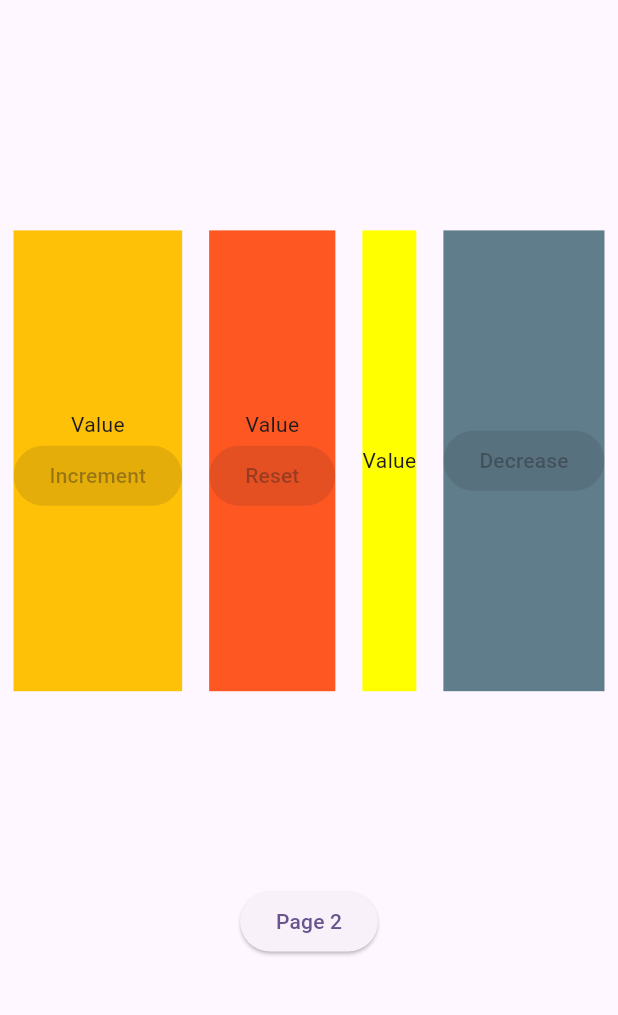
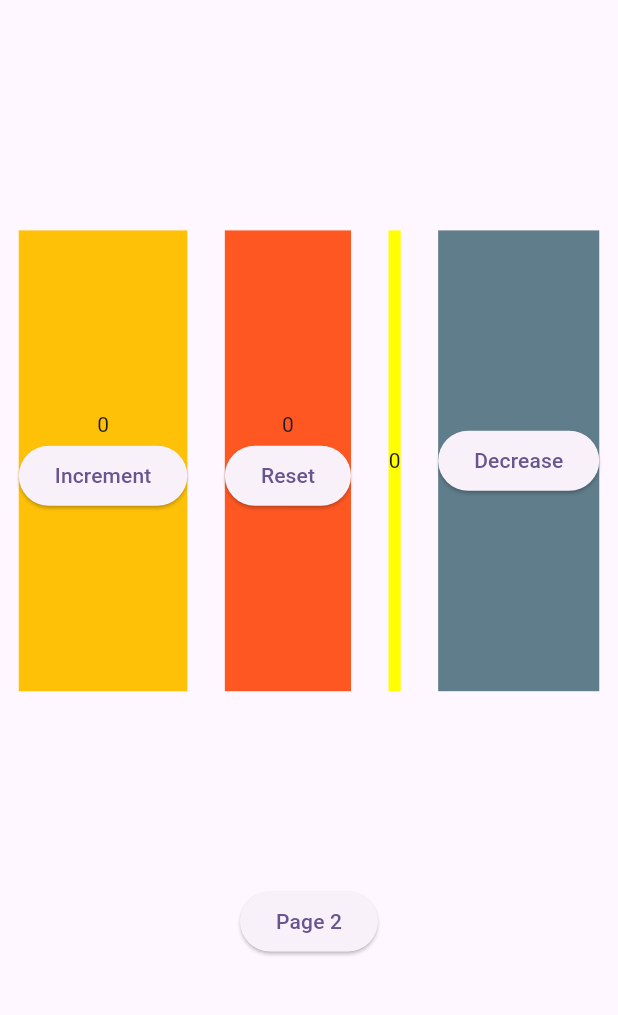
Before and after one commit to JoseVRueda/Provider-GetX, a Flutter app: the screen it shows after launch, on a phone screen of 412 x 824 dp, the part 84-1099 px from its top. Run offline on Flutter 3.47's test engine with Material 3 defaults, Android fonts, the phone set to English and light mode, and no system bars; our stand-ins replace get.

Commit message:
Activity completed

```diff
--- a/lib/main.dart
+++ b/lib/main.dart
@@ -1,8 +1,10 @@
+import 'package:f_getxstate_demo/ui/providers/count_provider.dart';
 import 'package:flutter/material.dart';
+import 'package:provider/provider.dart';
 import 'ui/pages/main_page.dart';
 
 void main() {
-  runApp(const MyApp());
+  runApp(ChangeNotifierProvider(create: (_) => CountProvider(), child: const MyApp()));
 }
 
 class MyApp extends StatelessWidget {
--- /dev/null
+++ b/lib/ui/providers/count_provider.dart
@@ -0,0 +1,22 @@
+import 'package:flutter/material.dart';
+
+class CountProvider extends ChangeNotifier {
+  int _value = 0;
+
+  int get value => _value;
+
+  void increment() {
+    _value++;
+    notifyListeners();
+  }
+
+  void reset() {
+    _value = 0;
+    notifyListeners();
+  }
+
+  void decrease() {
+    _value--;
+    notifyListeners();
+  }
+}
--- a/lib/ui/widgets/w1.dart
+++ b/lib/ui/widgets/w1.dart
@@ -1,4 +1,6 @@
+import 'package:f_getxstate_demo/ui/providers/count_provider.dart';
 import 'package:flutter/material.dart';
+import 'package:provider/provider.dart';
 
 class W1 extends StatelessWidget {
   const W1({super.key});
@@ -7,11 +9,19 @@ class W1 extends StatelessWidget {
   Widget build(BuildContext context) {
     return Container(
       color: Colors.amber,
-      child: const Column(
+      child: Column(
         mainAxisAlignment: MainAxisAlignment.center,
         children: [
-          Text('Value'),
-          ElevatedButton(onPressed: null, child: Text('Increment'))
+          Consumer<CountProvider>(
+            builder: (context, value, child) {
+              return Text(value.value.toString());
+            },
+          ),
+          ElevatedButton(
+            onPressed: () {
+              Provider.of<CountProvider>(context, listen: false).increment();
+            }, child: Text('Increment')
+          ),
         ],
       ),
     );
--- a/lib/ui/widgets/w2.dart
+++ b/lib/ui/widgets/w2.dart
@@ -1,4 +1,6 @@
+import 'package:f_getxstate_demo/ui/providers/count_provider.dart';
 import 'package:flutter/material.dart';
+import 'package:provider/provider.dart';
 
 class W2 extends StatelessWidget {
   const W2({super.key});
@@ -7,11 +9,19 @@ class W2 extends StatelessWidget {
   Widget build(BuildContext context) {
     return Container(
       color: Colors.deepOrange,
-      child: const Column(
+      child: Column(
         mainAxisAlignment: MainAxisAlignment.center,
         children: [
-          Text('Value'),
-          ElevatedButton(onPressed: null, child: Text('Reset'))
+          Consumer<CountProvider>(
+            builder: (context, value, child) {
+              return Text(value.value.toString());
+            },
+          ),
+          ElevatedButton(
+            onPressed: () {
+              Provider.of<CountProvider>(context, listen: false).reset();
+            }, child: Text('Reset')
+          ),
         ],
       ),
     );
--- a/lib/ui/widgets/w3.dart
+++ b/lib/ui/widgets/w3.dart
@@ -1,4 +1,6 @@
+import 'package:f_getxstate_demo/ui/providers/count_provider.dart';
 import 'package:flutter/material.dart';
+import 'package:provider/provider.dart';
 
 class W3 extends StatelessWidget {
   const W3({super.key});
@@ -7,10 +9,14 @@ class W3 extends StatelessWidget {
   Widget build(BuildContext context) {
     return Container(
       color: Colors.yellowAccent,
-      child: const Column(
+      child: Column(
         mainAxisAlignment: MainAxisAlignment.center,
         children: [
-          Text('Value'),
+          Consumer<CountProvider>(
+            builder: (context, value, child) {
+              return Text(value.value.toString());
+            },
+          ),
         ],
       ),
     );
--- a/lib/ui/widgets/w4.dart
+++ b/lib/ui/widgets/w4.dart
@@ -1,4 +1,7 @@
+import 'package:f_getxstate_demo/ui/providers/count_provider.dart';
 import 'package:flutter/material.dart';
+import 'package:get/get.dart';
+import 'package:provider/provider.dart';
 
 class W4 extends StatelessWidget {
   const W4({super.key});
@@ -7,9 +10,11 @@ class W4 extends StatelessWidget {
   Widget build(BuildContext context) {
     return Container(
       color: Colors.blueGrey,
-      child: const Column(
+      child: Column(
         mainAxisAlignment: MainAxisAlignment.center,
-        children: [ElevatedButton(onPressed: null, child: Text('Decrease'))],
+        children: [ElevatedButton(onPressed: () {
+          Provider.of<CountProvider>(context, listen: false).decrease();
+        }, child: Text('Decrease'))],
       ),
     );
   }
--- a/pubspec.yaml
+++ b/pubspec.yaml
@@ -31,15 +31,16 @@ dependencies:
   flutter:
     sdk: flutter
 
-
   # The following adds the Cupertino Icons font to your application.
   # Use with the CupertinoIcons class for iOS style icons.
   cupertino_icons: ^1.0.2
   get: ^4.6.5
+  provider: ^6.1.2
 
 dev_dependencies:
   flutter_test:
     sdk: flutter
+
 
   # The "flutter_lints" package below contains a set of recommended lints to
   # encourage good coding practices. The lint set provided by the package is
```
Also changed, not shown: lib/ui/pages/page2.dart (+13 -3 lines), pubspec.lock.
